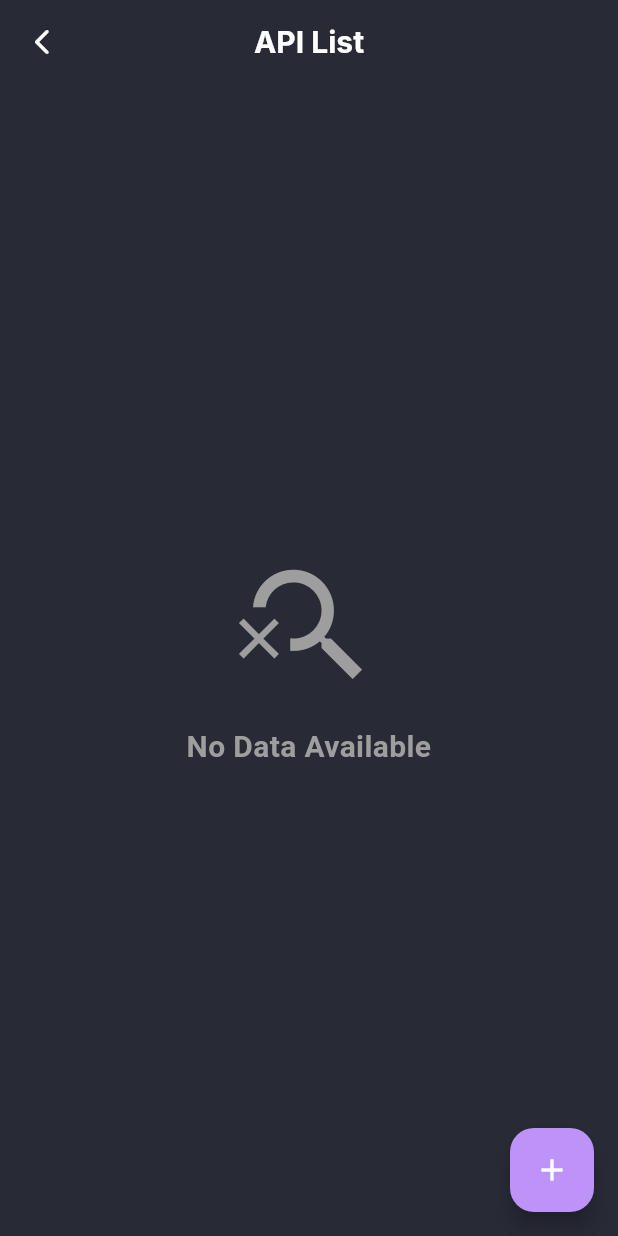
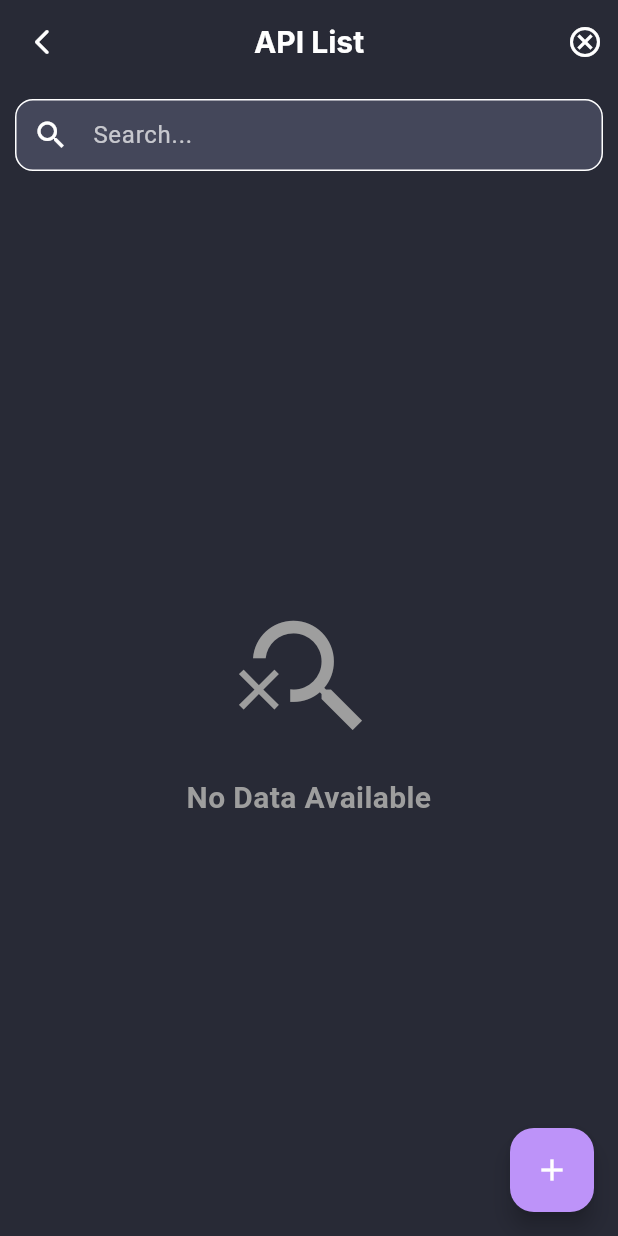
Before and after one commit to Jaysinh001/apimate, a Flutter app: the ApiListScreen screen opened directly with empty values, on a phone screen of 412 x 824 dp. Run offline on Flutter 3.47's test engine with Material 3 defaults, Android fonts, the phone set to English and light mode, and no system bars; our stand-ins replace bloc, equatable, file_picker, flutter_bloc, flutter_spinkit, flutter_svg and 4 more; accounts and stored records are empty; Roboto replaces fonts that are missing (Inter).

Commit message:
working on search api functionality

```diff
--- a/lib/bloc/api_list_bloc/api_list_bloc.dart
+++ b/lib/bloc/api_list_bloc/api_list_bloc.dart
@@ -16,6 +16,9 @@ class ApiListBloc extends Bloc<ApiListEvent, ApiListState> {
     on<GetApiList>(handleGetApiList);
     on<CreateNewApi>(handleCreateNewApi);
     on<DeleteApi>(handleDeleteApi);
+    on<DeleteApi>(handleDeleteApi);
+    on<FilterApiList>(handleFilterApiList);
+
   }
 
   FutureOr<void> handleGetApiList(
@@ -143,4 +146,11 @@ class ApiListBloc extends Bloc<ApiListEvent, ApiListState> {
       );
     }
   }
+
+  FutureOr<void> handleFilterApiList(FilterApiList event, Emitter<ApiListState> emit) {
+
+
+
+
+  }
 }
--- a/lib/bloc/api_list_bloc/api_list_event.dart
+++ b/lib/bloc/api_list_bloc/api_list_event.dart
@@ -30,3 +30,11 @@ class CreateNewApi extends ApiListEvent {
   @override
   List<Object?> get props => [collectionID];
 }
+
+class FilterApiList extends ApiListEvent {
+  final String txt;
+  const FilterApiList({required this.txt});
+
+  @override
+  List<Object?> get props => [txt];
+}
--- a/lib/bloc/api_list_bloc/api_list_state.dart
+++ b/lib/bloc/api_list_bloc/api_list_state.dart
@@ -5,11 +5,13 @@ enum ApiListStatus { initial, loading, success, error, created }
 class ApiListState extends Equatable {
   final ApiListStatus apiListStatus;
   final List<GetApiListModel> apiList;
+  final List<GetApiListModel> filterApiList;
   final GetApiListModel? newApiRequest;
   final String? message;
   const ApiListState({
     this.apiListStatus = ApiListStatus.initial,
     this.apiList = const [],
+    this.filterApiList = const [],
     this.newApiRequest,
     this.message,
   });
@@ -17,15 +19,23 @@ class ApiListState extends Equatable {
   ApiListState copyWith({
     ApiListStatus? apiListStatus,
     List<GetApiListModel>? apiList,
+    List<GetApiListModel>? filterApiList,
     GetApiListModel? newApiRequest,
     String? message,
   }) => ApiListState(
     apiListStatus: apiListStatus ?? this.apiListStatus,
     apiList: apiList ?? this.apiList,
+    filterApiList: filterApiList ?? this.filterApiList,
     newApiRequest: newApiRequest,
     message: message,
   );
 
   @override
-  List<Object?> get props => [apiListStatus, apiList, newApiRequest, message];
+  List<Object?> get props => [
+    apiListStatus,
+    apiList,
+    filterApiList,
+    newApiRequest,
+    message,
+  ];
 }
--- /dev/null
+++ b/lib/config/components/my_searchbar.dart
@@ -0,0 +1,176 @@
+import 'package:flutter/material.dart';
+
+class MySearchbar extends StatefulWidget {
+  final Function(String)? onChange;
+  final String? placeholder;
+  final String? initialValue;
+  final bool isVisible;
+  final EdgeInsetsGeometry? margin;
+  final EdgeInsetsGeometry? padding;
+
+  const MySearchbar({
+    super.key,
+    this.onChange,
+    this.placeholder = "Search...",
+    this.initialValue = "",
+    required this.isVisible,
+    this.margin,
+    this.padding,
+  });
+
+  @override
+  State<MySearchbar> createState() => _MySearchbarState();
+}
+
+class _MySearchbarState extends State<MySearchbar>
+    with SingleTickerProviderStateMixin {
+  late TextEditingController _controller;
+  late AnimationController _animationController;
+  late Animation<double> _heightAnimation;
+  late Animation<double> _opacityAnimation;
+  final FocusNode _focusNode = FocusNode();
+
+  @override
+  void initState() {
+    super.initState();
+    _controller = TextEditingController(text: widget.initialValue);
+
+    // Setup animation controller
+    _animationController = AnimationController(
+      duration: const Duration(milliseconds: 300),
+      vsync: this,
+    );
+
+    // Setup animations
+    _heightAnimation = Tween<double>(begin: 0.0, end: 1.0).animate(
+      CurvedAnimation(parent: _animationController, curve: Curves.easeInOut),
+    );
+
+    _opacityAnimation = Tween<double>(begin: 0.0, end: 1.0).animate(
+      CurvedAnimation(parent: _animationController, curve: Curves.easeInOut),
+    );
+
+    // Set initial animation state
+    if (widget.isVisible) {
+      _animationController.value = 1.0;
+    }
+  }
+
+  @override
+  void didUpdateWidget(MySearchbar oldWidget) {
+    super.didUpdateWidget(oldWidget);
+
+    // Handle visibility changes
+    if (widget.isVisible != oldWidget.isVisible) {
+      if (widget.isVisible) {
+        _animationController.forward();
+        // Focus when becoming visible
+        WidgetsBinding.instance.addPostFrameCallback((_) {
+          if (mounted) {
+            _focusNode.requestFocus();
+          }
+        });
+      } else {
+        _animationController.reverse();
+        _focusNode.unfocus();
+      }
+    }
+  }
+
+  @override
+  void dispose() {
+    _controller.dispose();
+    _animationController.dispose();
+    _focusNode.dispose();
+    super.dispose();
+  }
+
+  void _handleTextChanged(String value) {
+    if (widget.onChange != null) {
+      widget.onChange!(value);
+    }
+  }
+
+  void _clearText() {
+    _controller.clear();
+    if (widget.onChange != null) {
+      widget.onChange!("");
+    }
+    _focusNode.requestFocus();
+  }
+
+  @override
+  Widget build(BuildContext context) {
+    return Container(
+      margin: widget.margin,
+      padding: widget.padding,
+      child: AnimatedBuilder(
+        animation: _animationController,
+        builder: (context, child) {
+          return SizeTransition(
+            sizeFactor: _heightAnimation,
+            child: FadeTransition(
+              opacity: _opacityAnimation,
+              child: Container(
+                constraints: const BoxConstraints(maxHeight: 60.0),
+                child: TextField(
+                  controller: _controller,
+                  focusNode: _focusNode,
+                  onChanged: _handleTextChanged,
+                  decoration: InputDecoration(
+                    hintText: widget.placeholder,
+                    prefixIcon: Icon(
+                      Icons.search,
+                      color: Theme.of(context).colorScheme.onSurfaceVariant,
+                    ),
+                    suffixIcon:
+                        _controller.text.isNotEmpty
+                            ? IconButton(
+                              icon: Icon(
+                                Icons.clear,
+                                color:
+                                    Theme.of(
+                                      context,
+                                    ).colorScheme.onSurfaceVariant,
+                              ),
+                              onPressed: _clearText,
+                            )
+                            : null,
+                    border: OutlineInputBorder(
+                      borderRadius: BorderRadius.circular(12.0),
+                      borderSide: BorderSide(
+                        color: Theme.of(context).colorScheme.outline,
+                      ),
+                    ),
+                    enabledBorder: OutlineInputBorder(
+                      borderRadius: BorderRadius.circular(12.0),
+                      borderSide: BorderSide(
+                        color: Theme.of(context).colorScheme.outline,
+                      ),
+                    ),
+                    focusedBorder: OutlineInputBorder(
+                      borderRadius: BorderRadius.circular(12.0),
+                      borderSide: BorderSide(
+                        color: Theme.of(context).colorScheme.primary,
+                        width: 2.0,
+                      ),
+                    ),
+                    filled: true,
+                    fillColor: Theme.of(context).colorScheme.surface,
+                    contentPadding: const EdgeInsets.symmetric(
+                      horizontal: 16.0,
+                      vertical: 12.0,
+                    ),
+                  ),
+                  style: TextStyle(
+                    color: Theme.of(context).colorScheme.onSurface,
+                  ),
+                ),
+              ),
+            ),
+          );
+        },
+      ),
+    );
+  }
+}
--- a/lib/views/api_list/api_list.dart
+++ b/lib/views/api_list/api_list.dart
@@ -6,6 +6,8 @@ import 'package:apimate/views/api_list/api_list_widget.dart';
 import 'package:flutter/material.dart';
 import 'package:flutter_bloc/flutter_bloc.dart';
 
+import '../../config/components/my_searchbar.dart';
+import '../../config/utility/screen_config.dart';
 import '../../config/utility/utility.dart';
 import '../../domain/model/get_api_list_model.dart';
 
@@ -32,8 +34,11 @@ class _ApiListScreenState extends State<ApiListScreen> {
     apiListBloc.add(GetApiList(id: widget.collectionID));
   }
 
+  bool isVisible = true;
+
   @override
   Widget build(BuildContext context) {
+    ScreenConfig screenConfig = ScreenConfig(context);
     return Scaffold(
       floatingActionButton: FloatingActionButton(
         onPressed: () {
@@ -48,7 +53,26 @@ class _ApiListScreenState extends State<ApiListScreen> {
             onRefresh: _onRefresh,
             child: Column(
               children: [
-                MyNavbar(title: "API List"),
+                MyNavbar(
+                  title: "API List",
+                  trailing: Padding(
+                    padding: const EdgeInsets.fromLTRB(0, 0, 10, 0),
+                    child: GestureDetector(
+                      onTap: () {
+                        setState(() {
+                          isVisible = !isVisible;
+                        });
+                      },
+                      child:
+                          isVisible
+                              ? const Icon(Icons.cancel_outlined)
+                              : Icon(Icons.search_rounded),
+                    ),
+                  ),
+                ),
+
+                MySearchbar(isVisible: isVisible, margin: screenConfig.padding),
+
                 Expanded(
                   child: BlocConsumer<ApiListBloc, ApiListState>(
                     listener: (context, state) async {
```
